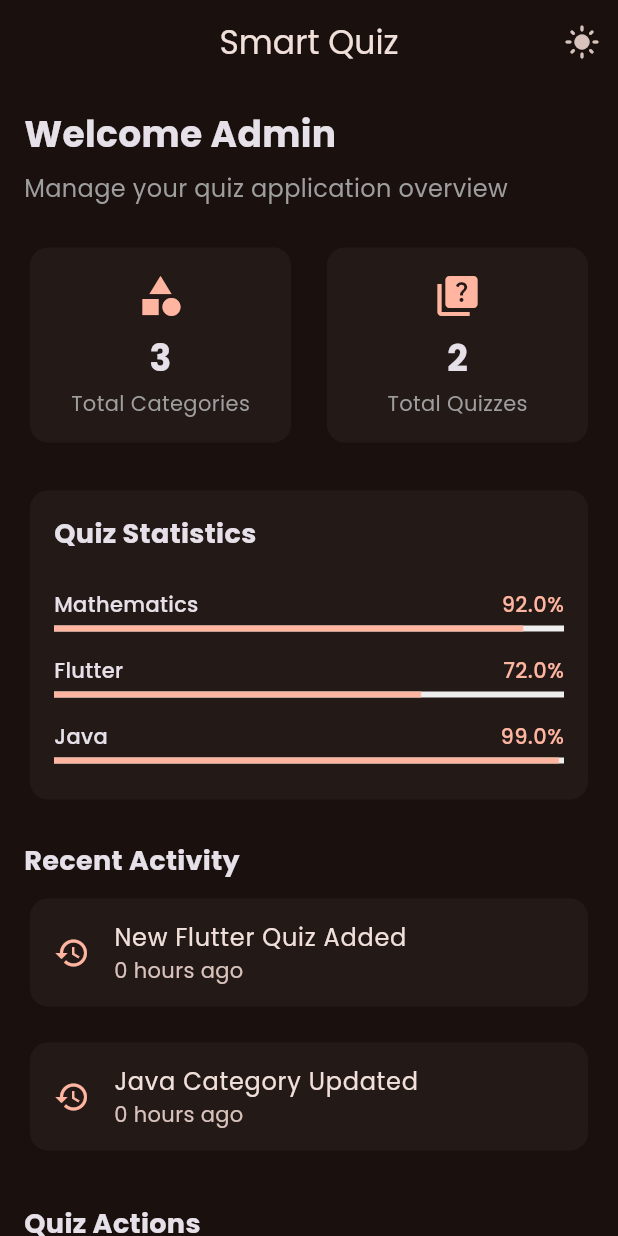
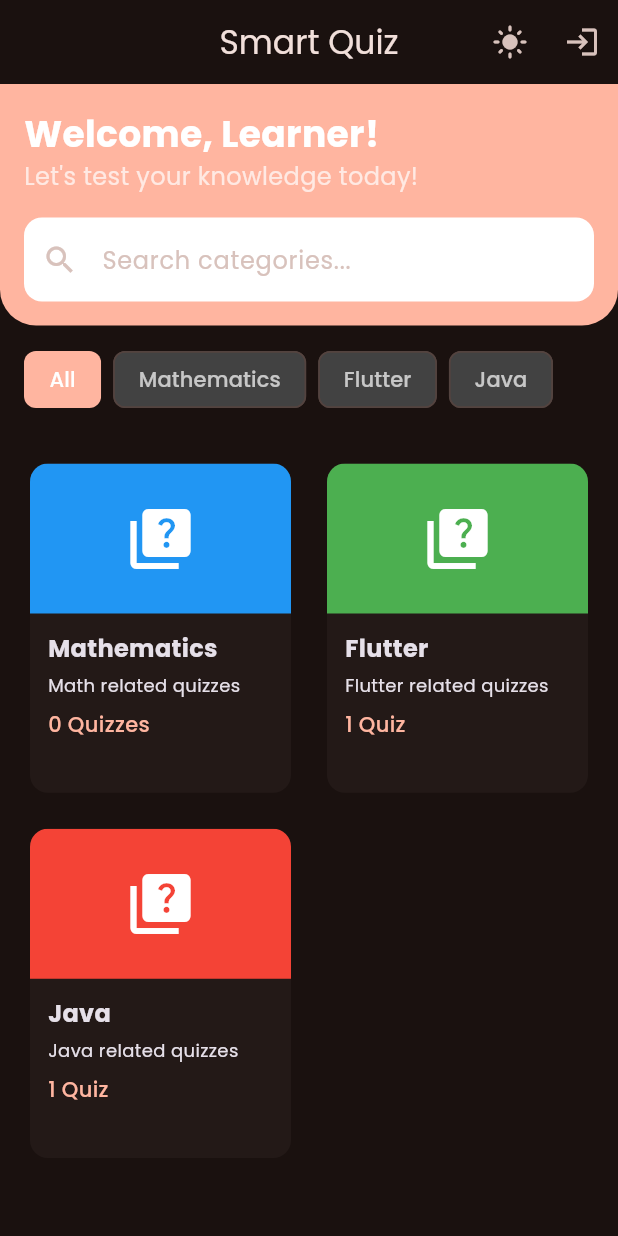
Before and after one commit to ShakeelKhalid1913/smart_quiz, a Flutter app: the screen it shows after launch, after a tap on the "dark mode" icon, on a phone screen of 412 x 824 dp. Run offline on Flutter 3.47's test engine with Material 3 defaults, Android fonts, the light colour scheme and no system bars; our stand-ins replace device_preview, go_router, google_fonts.

Commit message:
add user screen

```diff
--- a/lib/core/router/app_router.dart
+++ b/lib/core/router/app_router.dart
@@ -1,40 +1,41 @@
+import 'package:flutter/material.dart';
 import 'package:go_router/go_router.dart';
-import 'package:smart_quiz/presentation/screens/admin/add_category_screen.dart';
-import 'package:smart_quiz/presentation/screens/admin/add_quiz_screen.dart';
-import 'package:smart_quiz/presentation/screens/admin/all_quizzes_screen.dart';
+import '../../presentation/screens/admin/add_category_screen.dart';
+import '../../presentation/screens/admin/add_quiz_screen.dart';
 import '../../presentation/screens/admin/admin_dashboard.dart';
+import '../../presentation/screens/admin/all_quizzes_screen.dart';
 import '../../presentation/screens/admin/manage_categories_screen.dart';
+import '../../presentation/screens/user/user_home_screen.dart';
 
 class AppRouter {
   static final router = GoRouter(
     initialLocation: '/',
     routes: [
+      GoRoute(path: '/', builder: (context, state) => const UserHomeScreen()),
       GoRoute(
-        path: '/',
-        name: 'admin_dashboard',
+        path: '/admin',
         builder: (context, state) => const AdminDashboard(),
       ),
       GoRoute(
-        path: '/manage-categories',
+        path: '/admin/manage-categories',
         name: 'manage_categories',
         builder: (context, state) => const ManageCategoriesScreen(),
       ),
       GoRoute(
-        path: '/all-quizzes',
+        path: '/admin/add-category',
+        name: 'add_category',
+        builder: (context, state) => const AddCategoryScreen(),
+      ),
+      GoRoute(
+        path: '/admin/all-quizzes',
         name: 'all_quizzes',
         builder: (context, state) => const AllQuizzesScreen(),
       ),
       GoRoute(
-        path: '/add-category',
-        name: 'add_category',
-        builder: (context, state) => const AddCategoryScreen(),
-      ),
-      GoRoute(
-        path: '/add-quiz',
+        path: '/admin/add-quiz',
         name: 'add_quiz',
         builder: (context, state) => const AddQuizScreen(),
       ),
-      // Add more routes here as we create new screens
     ],
   );
 }
--- a/lib/presentation/screens/admin/admin_dashboard.dart
+++ b/lib/presentation/screens/admin/admin_dashboard.dart
@@ -5,7 +5,6 @@ import 'package:smart_quiz/models/quiz.dart';
 import 'package:smart_quiz/models/recent_activity.dart';
 import '../../../core/providers/theme_provider.dart';
 import '../../../models/quiz_category.dart';
-import 'all_quizzes_screen.dart';
 
 class AdminDashboard extends StatefulWidget {
   const AdminDashboard({super.key});
@@ -21,16 +20,14 @@ class _AdminDashboardState extends State<AdminDashboard> {
 
     return Scaffold(
       appBar: AppBar(
-        title: const Text('Smart Quiz'),
+        title: const Text('Admin Dashboard'),
         actions: [
+          // logout button
           IconButton(
-            icon: Icon(
-              Provider.of<ThemeProvider>(context).isDarkMode
-                  ? Icons.light_mode
-                  : Icons.dark_mode,
-            ),
+            icon: const Icon(Icons.logout),
             onPressed: () {
-              Provider.of<ThemeProvider>(context, listen: false).toggleTheme();
+              // take to main screen
+              context.go('/');
             },
           ),
         ],
@@ -56,8 +53,6 @@ class _AdminDashboardState extends State<AdminDashboard> {
               _buildCategoryStatistics(context, categories),
               const SizedBox(height: 24),
               _buildRecentActivity(context),
-              const SizedBox(height: 24),
-              _buildQuizActions(context),
             ],
           ),
         ),
@@ -254,69 +249,4 @@ class _AdminDashboardState extends State<AdminDashboard> {
       return '${difference.inDays} days ago';
     }
   }
-
-  Widget _buildQuizActions(BuildContext context) {
-    return Column(
-      crossAxisAlignment: CrossAxisAlignment.start,
-      children: [
-        const Text(
-          'Quiz Actions',
-          style: TextStyle(fontSize: 18, fontWeight: FontWeight.bold),
-        ),
-        const SizedBox(height: 16),
-        Row(
-          children: [
-            Expanded(
-              child: _buildActionCard(
-                context,
-                'Categories',
-                Icons.category,
-                () => context.pushNamed('manage_categories'),
-              ),
-            ),
-            const SizedBox(width: 16),
-            Expanded(
-              child: _buildActionCard(
-                context,
-                'Quizzes',
-                Icons.quiz,
-                () => context.pushNamed('manage_quizzes'),
-              ),
-            ),
-          ],
-        ),
-      ],
-    );
-  }
-
-  Widget _buildActionCard(
-    BuildContext context,
-    String title,
-    IconData icon,
-    VoidCallback onTap,
-  ) {
-    final theme = Theme.of(context);
-    return Card(
-      child: InkWell(
-        onTap: onTap,
-        child: Padding(
-          padding: const EdgeInsets.all(16),
-          child: Column(
-            mainAxisAlignment: MainAxisAlignment.center,
-            children: [
-              Icon(icon, size: 32, color: theme.colorScheme.primary),
-              const SizedBox(height: 8),
-              Text(
-                title,
-                style: const TextStyle(
-                  fontSize: 16,
-                  fontWeight: FontWeight.w500,
-                ),
-              ),
-            ],
-          ),
-        ),
-      ),
-    );
-  }
 }
--- a/lib/presentation/screens/admin/manage_categories_screen.dart
+++ b/lib/presentation/screens/admin/manage_categories_screen.dart
@@ -2,7 +2,6 @@ import 'package:flutter/material.dart';
 import 'package:go_router/go_router.dart';
 import 'package:smart_quiz/models/recent_activity.dart';
 import '../../../models/quiz_category.dart';
-import 'add_category_screen.dart';
 
 class ManageCategoriesScreen extends StatefulWidget {
   const ManageCategoriesScreen({super.key});
--- /dev/null
+++ b/lib/presentation/screens/user/user_home_screen.dart
@@ -0,0 +1,317 @@
+import 'package:flutter/material.dart';
+import 'package:go_router/go_router.dart';
+import 'package:provider/provider.dart';
+import '../../../core/providers/theme_provider.dart';
+import '../../../models/quiz_category.dart';
+
+class UserHomeScreen extends StatefulWidget {
+  const UserHomeScreen({super.key});
+
+  @override
+  State<UserHomeScreen> createState() => _UserHomeScreenState();
+}
+
+class _UserHomeScreenState extends State<UserHomeScreen> {
+  final _searchController = TextEditingController();
+  String _selectedTag = 'All';
+  List<QuizCategory> _filteredCategories = [];
+
+  @override
+  void initState() {
+    super.initState();
+    _searchController.addListener(_onSearchChanged);
+    _filterCategories();
+  }
+
+  @override
+  void dispose() {
+    _searchController.dispose();
+    super.dispose();
+  }
+
+  void _onSearchChanged() {
+    _filterCategories();
+  }
+
+  void _filterCategories() {
+    var categories = QuizCategories().categories;
+
+    // Apply search filter
+    if (_searchController.text.isNotEmpty) {
+      categories =
+          categories
+              .where(
+                (category) => category.name.toLowerCase().contains(
+                  _searchController.text.toLowerCase(),
+                ),
+              )
+              .toList();
+    }
+
+    // Apply tag filter
+    if (_selectedTag != 'All') {
+      categories =
+          categories
+              .where((category) => category.name == _selectedTag)
+              .toList();
+    }
+
+    setState(() {
+      _filteredCategories = categories;
+    });
+  }
+
+  void _showLoginDialog() {
+    final emailController = TextEditingController();
+    final passwordController = TextEditingController();
+
+    showDialog(
+      context: context,
+      builder: (BuildContext context) {
+        return AlertDialog(
+          title: const Text('Admin Login'),
+          content: Column(
+            mainAxisSize: MainAxisSize.min,
+            children: [
+              TextField(
+                controller: emailController,
+                decoration: const InputDecoration(
+                  labelText: 'Email',
+                  hintText: 'Enter admin email',
+                ),
+              ),
+              const SizedBox(height: 16),
+              TextField(
+                controller: passwordController,
+                obscureText: true,
+                decoration: const InputDecoration(
+                  labelText: 'Password',
+                  hintText: 'Enter password',
+                ),
+              ),
+            ],
+          ),
+          actions: [
+            TextButton(
+              child: const Text('Cancel'),
+              onPressed: () {
+                Navigator.of(context).pop();
+              },
+            ),
+            TextButton(
+              child: const Text('Login'),
+              onPressed: () {
+                if (emailController.text == 'admin@gmail.com' &&
+                    passwordController.text == 'admin123') {
+                  Navigator.of(context).pop();
+                  context.go('/admin');
+                } else {
+                  ScaffoldMessenger.of(context).showSnackBar(
+                    const SnackBar(
+                      content: Text('Invalid credentials'),
+                      backgroundColor: Colors.red,
+                    ),
+                  );
+                }
+              },
+            ),
+          ],
+        );
+      },
+    );
+  }
+
+  @override
+  Widget build(BuildContext context) {
+    final theme = Theme.of(context);
+    final categories = QuizCategories().categories;
+    final tags = ['All', ...categories.map((c) => c.name)];
+
+    return Scaffold(
+      appBar: AppBar(
+        title: const Text('Smart Quiz'),
+        actions: [
+          IconButton(
+            icon: Icon(
+              Provider.of<ThemeProvider>(context).isDarkMode
+                  ? Icons.light_mode
+                  : Icons.dark_mode,
+            ),
+            onPressed: () {
+              Provider.of<ThemeProvider>(context, listen: false).toggleTheme();
+            },
+          ),
+          IconButton(
+            icon: const Icon(Icons.login),
+            onPressed: _showLoginDialog,
+          ),
+        ],
+      ),
+      body: Column(
+        children: [
+          Container(
+            padding: const EdgeInsets.all(16),
+            decoration: BoxDecoration(
+              color: theme.colorScheme.primary,
+              borderRadius: const BorderRadius.only(
+                bottomLeft: Radius.circular(24),
+                bottomRight: Radius.circular(24),
+              ),
+            ),
+            child: Column(
+              crossAxisAlignment: CrossAxisAlignment.start,
+              children: [
+                const Text(
+                  'Welcome, Learner!',
+                  style: TextStyle(
+                    fontSize: 24,
+                    fontWeight: FontWeight.bold,
+                    color: Colors.white,
+                  ),
+                ),
+                const Text(
+                  'Let\'s test your knowledge today!',
+                  style: TextStyle(fontSize: 16, color: Colors.white70),
+                ),
+                const SizedBox(height: 16),
+                TextField(
+                  controller: _searchController,
+                  decoration: InputDecoration(
+                    hintText: 'Search categories...',
+                    filled: true,
+                    fillColor: Colors.white,
+                    border: OutlineInputBorder(
+                      borderRadius: BorderRadius.circular(12),
+                      borderSide: BorderSide.none,
+                    ),
+                    prefixIcon: const Icon(Icons.search),
+                  ),
+                ),
+              ],
+            ),
+          ),
+          const SizedBox(height: 16),
+          SizedBox(
+            height: 40,
+            child: ListView.builder(
+              scrollDirection: Axis.horizontal,
+              padding: const EdgeInsets.symmetric(horizontal: 16),
+              itemCount: tags.length,
+              itemBuilder: (context, index) {
+                final tag = tags[index];
+                final isSelected = tag == _selectedTag;
+                return Padding(
+                  padding: const EdgeInsets.only(right: 8),
+                  child: FilterChip(
+                    label: Text(
+                      tag,
+                      style: TextStyle(
+                        color:
+                            isSelected
+                                ? Colors.white
+                                : theme.brightness == Brightness.dark
+                                ? Colors.white70
+                                : Colors.black87,
+                      ),
+                    ),
+                    selected: isSelected,
+                    showCheckmark: false,
+                    selectedColor: theme.colorScheme.primary,
+                    backgroundColor:
+                        theme.brightness == Brightness.dark
+                            ? Colors.grey[800]
+                            : Colors.grey[200],
+                    onSelected: (selected) {
+                      setState(() {
+                        _selectedTag = tag;
+                      });
+                      _filterCategories();
+                    },
+                  ),
+                );
+              },
+            ),
+          ),
+          const SizedBox(height: 16),
+          Expanded(
+            child: GridView.builder(
+              padding: const EdgeInsets.all(16),
+              gridDelegate: const SliverGridDelegateWithFixedCrossAxisCount(
+                crossAxisCount: 2,
+                crossAxisSpacing: 16,
+                mainAxisSpacing: 16,
+                childAspectRatio: 0.8,
+              ),
+              itemCount: _filteredCategories.length,
+              itemBuilder: (context, index) {
+                final category = _filteredCategories[index];
+                return Card(
+                  clipBehavior: Clip.antiAlias,
+                  child: InkWell(
+                    onTap: () {
+                      // TODO: Navigate to category quizzes
+                    },
+                    child: Column(
+                      crossAxisAlignment: CrossAxisAlignment.start,
+                      children: [
+                        Container(
+                          height: 100,
+                          color: category.color,
+                          alignment: Alignment.center,
+                          child: Icon(
+                            Icons.quiz,
+                            size: 48,
+                            color:
+                                ThemeData.estimateBrightnessForColor(
+                                          category.color,
+                                        ) ==
+                                        Brightness.dark
+                                    ? Colors.white
+                                    : Colors.black,
+                          ),
+                        ),
+                        Padding(
+                          padding: const EdgeInsets.all(12),
+                          child: Column(
+                            crossAxisAlignment: CrossAxisAlignment.start,
+                            children: [
+                              Text(
+                                category.name,
+                                style: const TextStyle(
+                                  fontSize: 16,
+                                  fontWeight: FontWeight.bold,
+                                ),
+                              ),
+                              const SizedBox(height: 4),
+                              Text(
+                                category.description,
+                                style: TextStyle(
+                                  fontSize: 12,
+                                  color: theme.textTheme.bodySmall?.color,
+                                ),
+                                maxLines: 2,
+                                overflow: TextOverflow.ellipsis,
+                              ),
+                              const SizedBox(height: 8),
+                              Text(
+                                '${category.quizCount} ${category.quizCount == 1 ? 'Quiz' : 'Quizzes'}',
+                                style: TextStyle(
+                                  color: theme.colorScheme.primary,
+                                  fontWeight: FontWeight.w500,
+                                ),
+                              ),
+                            ],
+                          ),
+                        ),
+                      ],
+                    ),
+                  ),
+                );
+              },
+            ),
+          ),
+        ],
+      ),
+    );
+  }
+}
```
